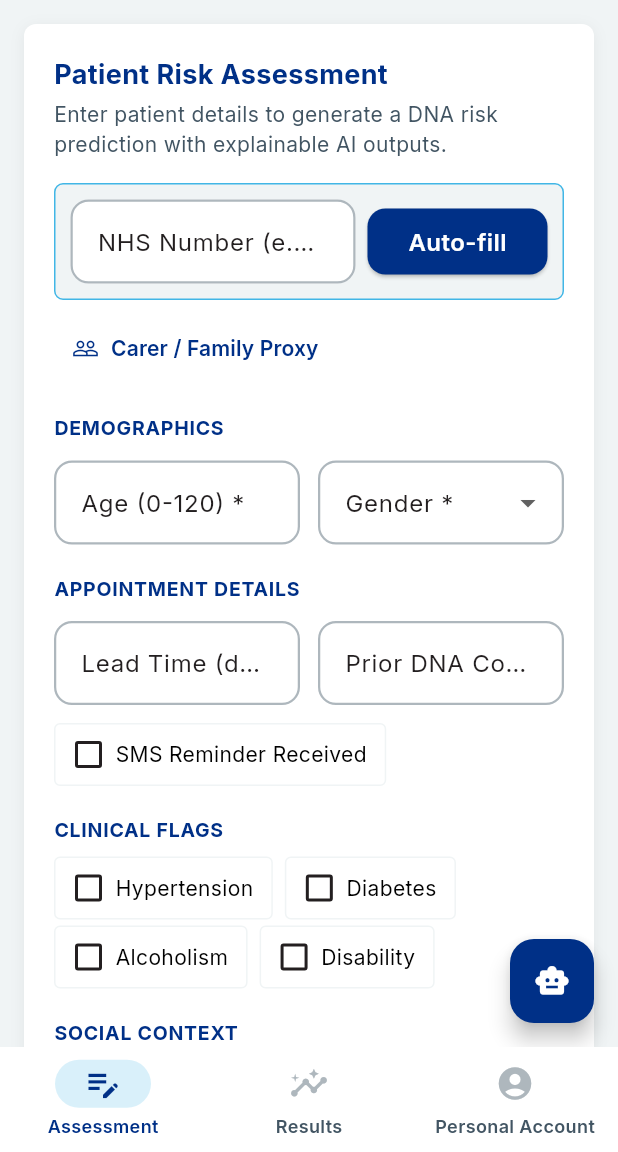
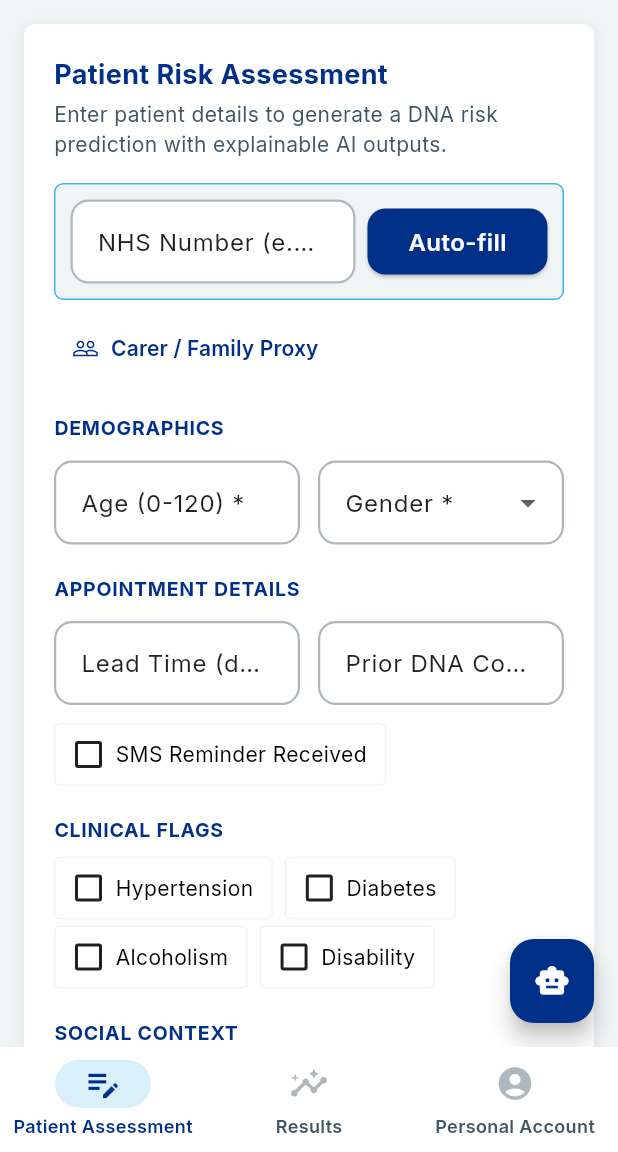
Before and after one commit to hritiksah15/CareAttend, a Flutter app: the HomeScreen screen opened directly with empty values, on a phone screen of 412 x 824 dp, the part 84-1236 px from its top. Run offline on Flutter 3.47's test engine with Material 3 defaults, Android fonts, the light colour scheme and no system bars; our stand-ins replace file_picker, fl_chart, google_fonts, image_picker, pdf, printing and 1 more; missing offline and left inert: dart:html; accounts and stored records are empty; network calls fail.

Commit message:
feat(app): localize home navigation + remaining login strings
- Bottom nav, drawer, app-bar title and Log Out now use AppLocalizations
  (mapped per stack index), verified in Urdu RTL.
- Add rememberMe / forgotPassword / orText keys (EN/CY/UR/PL); wire into login.
- Re-enable flutter: generate: true (required when l10n.yaml is present; the
  earlier web-release blank was the SharedPreferences-before-runApp stall).

```diff
--- a/care_attend_app/lib/l10n/app_cy.arb
+++ b/care_attend_app/lib/l10n/app_cy.arb
@@ -55,5 +55,8 @@
   "navAdmin": "Rheoli Defnyddwyr",
   "personalAccount": "Cyfrif Personol",
   "logout": "Allgofnodi",
-  "language": "Iaith"
+  "language": "Iaith",
+  "rememberMe": "Cofiwch fi",
+  "forgotPassword": "Anghofio cyfrinair?",
+  "orText": "NEU"
 }
--- a/care_attend_app/lib/l10n/app_en.arb
+++ b/care_attend_app/lib/l10n/app_en.arb
@@ -55,5 +55,8 @@
   "navAdmin": "User Management",
   "personalAccount": "Personal Account",
   "logout": "Log Out",
-  "language": "Language"
+  "language": "Language",
+  "rememberMe": "Remember me",
+  "forgotPassword": "Forgot password?",
+  "orText": "OR"
 }
--- a/care_attend_app/lib/l10n/app_localizations.dart
+++ b/care_attend_app/lib/l10n/app_localizations.dart
@@ -437,6 +437,24 @@ abstract class AppLocalizations {
   /// In en, this message translates to:
   /// **'Language'**
   String get language;
+
+  /// No description provided for @rememberMe.
+  ///
+  /// In en, this message translates to:
+  /// **'Remember me'**
+  String get rememberMe;
+
+  /// No description provided for @forgotPassword.
+  ///
+  /// In en, this message translates to:
+  /// **'Forgot password?'**
+  String get forgotPassword;
+
+  /// No description provided for @orText.
+  ///
+  /// In en, this message translates to:
+  /// **'OR'**
+  String get orText;
 }
 
 class _AppLocalizationsDelegate
--- a/care_attend_app/lib/l10n/app_pl.arb
+++ b/care_attend_app/lib/l10n/app_pl.arb
@@ -55,5 +55,8 @@
   "navAdmin": "Zarządzanie użytkownikami",
   "personalAccount": "Konto osobiste",
   "logout": "Wyloguj",
-  "language": "Język"
+  "language": "Język",
+  "rememberMe": "Zapamiętaj mnie",
+  "forgotPassword": "Nie pamiętasz hasła?",
+  "orText": "LUB"
 }
--- a/care_attend_app/lib/l10n/app_ur.arb
+++ b/care_attend_app/lib/l10n/app_ur.arb
@@ -55,5 +55,8 @@
   "navAdmin": "صارف کا انتظام",
   "personalAccount": "ذاتی اکاؤنٹ",
   "logout": "لاگ آؤٹ",
-  "language": "زبان"
+  "language": "زبان",
+  "rememberMe": "مجھے یاد رکھیں",
+  "forgotPassword": "پاس ورڈ بھول گئے؟",
+  "orText": "یا"
 }
--- a/care_attend_app/lib/screens/home_screen.dart
+++ b/care_attend_app/lib/screens/home_screen.dart
@@ -4,6 +4,7 @@ import 'dart:convert';
 import 'package:flutter/foundation.dart' show kIsWeb;
 import '../main.dart' show themeModeNotifier;
 import '../nhs_theme.dart';
+import '../l10n/app_localizations.dart';
 import '../services/api_service.dart';
 import 'login_screen.dart';
 import 'patient_form_screen.dart';
@@ -73,6 +74,36 @@ class _HomeScreenState extends State<HomeScreen> {
   List<_NavItem> get _visibleItems => _all
       .where((it) => it.roles == null || it.roles!.contains(ApiService.role))
       .toList();
+
+  /// Localized label for a nav item, keyed by its stack index.
+  String _navLabel(AppLocalizations t, _NavItem it) {
+    switch (it.index) {
+      case 0:
+        return t.patientAssessment;
+      case 1:
+        return t.navResults;
+      case 2:
+        return t.navDashboard;
+      case 10:
+        return t.navClinic;
+      case 9:
+        return t.batchUpload;
+      case 4:
+        return t.navSlots;
+      case 5:
+        return t.navNudge;
+      case 3:
+        return t.biasMonitor;
+      case 6:
+        return t.navEthics;
+      case 8:
+        return t.navAdmin;
+      case 7:
+        return t.personalAccount;
+      default:
+        return it.label;
+    }
+  }
 
   // Up to four destinations in the bottom bar; the rest go under "More".
   static const _maxCore = 4;
@@ -229,7 +260,7 @@ class _HomeScreenState extends State<HomeScreen> {
       child: Scaffold(
         key: _scaffoldKey,
         appBar: AppBar(
-          title: const Text('Care Attend'),
+          title: Text(AppLocalizations.of(context).appTitle),
           actions: [
             IconButton(
               icon: const Icon(Icons.help_outline, size: 20),
@@ -301,6 +332,7 @@ class _HomeScreenState extends State<HomeScreen> {
   }
 
   Widget _buildBottomBar() {
+    final t = AppLocalizations.of(context);
     final visible = _visibleItems;
     final core = visible.take(_maxCore).toList();
     final hasMore = visible.length > core.length;
@@ -319,15 +351,16 @@ class _HomeScreenState extends State<HomeScreen> {
       },
       destinations: [
         for (final it in core)
-          NavigationDestination(icon: Icon(it.icon), label: it.label),
+          NavigationDestination(icon: Icon(it.icon), label: _navLabel(t, it)),
         if (hasMore)
-          const NavigationDestination(
-              icon: Icon(Icons.more_horiz), label: 'More'),
+          NavigationDestination(
+              icon: const Icon(Icons.more_horiz), label: t.navMore),
       ],
     );
   }
 
   Widget _buildDrawer() {
+    final t = AppLocalizations.of(context);
     return Drawer(
       child: ListView(
         padding: EdgeInsets.zero,
@@ -340,8 +373,8 @@ class _HomeScreenState extends State<HomeScreen> {
               children: [
                 const Icon(Icons.favorite, color: Colors.white, size: 32),
                 const SizedBox(height: 8),
-                const Text('Care Attend',
-                    style: TextStyle(
+                Text(t.appTitle,
+                    style: const TextStyle(
                         color: Colors.white,
                         fontSize: 20,
                         fontWeight: FontWeight.w700)),
@@ -356,7 +389,7 @@ class _HomeScreenState extends State<HomeScreen> {
                   color: _currentIndex == item.index
                       ? NHSTheme.blue
                       : NHSTheme.darkGrey),
-              title: Text(item.label),
+              title: Text(_navLabel(t, item)),
               selected: _currentIndex == item.index,
               onTap: () {
                 _go(item.index);
@@ -366,7 +399,7 @@ class _HomeScreenState extends State<HomeScreen> {
           const Divider(),
           ListTile(
             leading: const Icon(Icons.logout, color: NHSTheme.riskHigh),
-            title: const Text('Log Out'),
+            title: Text(t.logout),
             onTap: () {
               Navigator.pop(context);
               _handleLogout();
--- a/care_attend_app/pubspec.yaml
+++ b/care_attend_app/pubspec.yaml
@@ -29,3 +29,4 @@ dev_dependencies:
 
 flutter:
   uses-material-design: true
+  generate: true
```
Also changed, not shown: care_attend_app/lib/l10n/app_localizations_cy.dart (+9 -0 lines), care_attend_app/lib/l10n/app_localizations_en.dart (+9 -0 lines), care_attend_app/lib/l10n/app_localizations_pl.dart (+9 -0 lines), care_attend_app/lib/l10n/app_localizations_ur.dart (+9 -0 lines), care_attend_app/lib/screens/login_screen.dart (+6 -7 lines), 1 other file.
